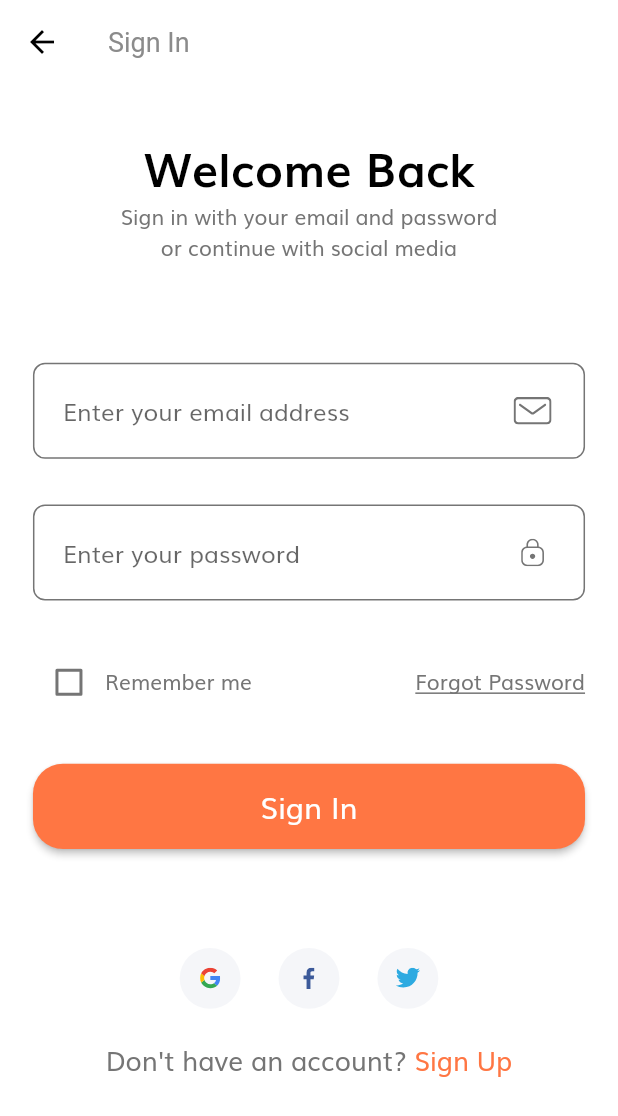
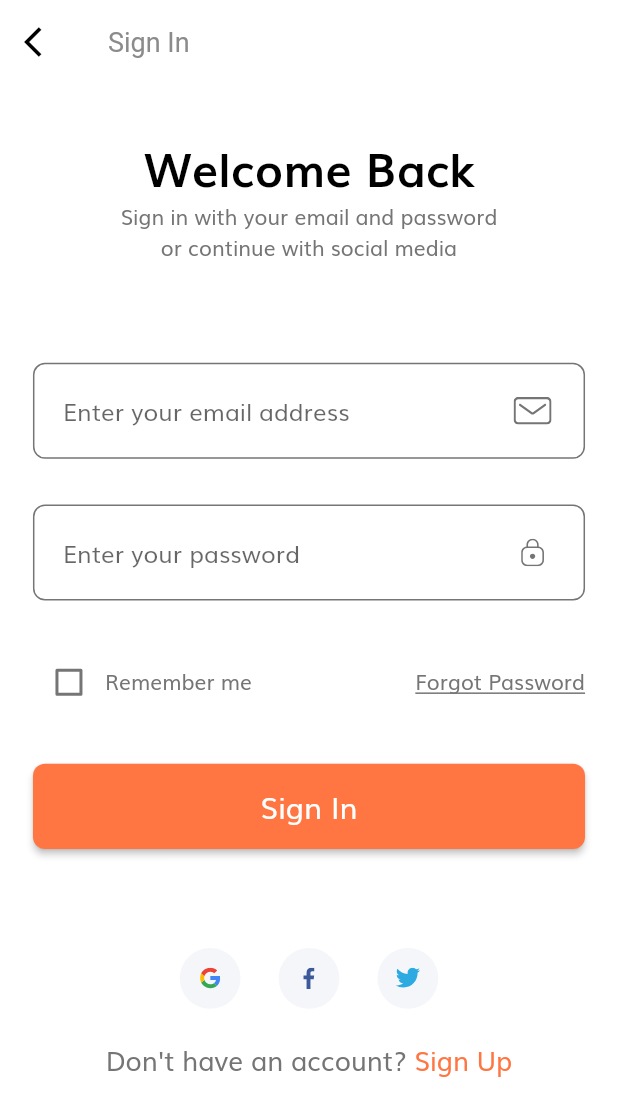
Before and after one commit to frankdavid-addae/ecommerce-ui, a Flutter app: the screen it shows after launch, after a tap on "Continue", on a phone screen of 412 x 824 dp. Shown: the top 1116 px of the screen. Run offline on Flutter 3.47's test engine with Material 2 defaults, Android fonts, the light colour scheme and no system bars; our stand-ins replace flutter_svg.

Commit message:
forgot password screen completed

```diff
--- a/lib/components/default_button.dart
+++ b/lib/components/default_button.dart
@@ -30,7 +30,7 @@ class DefaultButton extends StatelessWidget {
           backgroundColor: MaterialStateProperty.all(kPrimaryColor),
           shape: MaterialStateProperty.all(
             RoundedRectangleBorder(
-              borderRadius: BorderRadius.circular(20.0),
+              borderRadius: BorderRadius.circular(8.0),
             ),
           ),
         ),
--- /dev/null
+++ b/lib/components/no_account_text.dart
@@ -0,0 +1,37 @@
+import 'package:ecommerce_ui/constants.dart';
+// import 'package:ecommerce_ui/screens/forgot_password/forgot_password_screen.dart';
+import 'package:ecommerce_ui/size_config.dart';
+import 'package:flutter/material.dart';
+
+class NoAccountText extends StatelessWidget {
+  const NoAccountText({
+    Key? key,
+  }) : super(key: key);
+
+  @override
+  Widget build(BuildContext context) {
+    return GestureDetector(
+      onTap: () {
+        // Navigator.popAndPushNamed(context, ForgotPasswordScreen.routeName);
+      },
+      child: Row(
+        mainAxisAlignment: MainAxisAlignment.center,
+        children: [
+          Text(
+            'Don\'t have an account? ',
+            style: TextStyle(
+              fontSize: getProportionateScreenWidth(16.0),
+            ),
+          ),
+          Text(
+            'Sign Up',
+            style: TextStyle(
+              color: kPrimaryColor,
+              fontSize: getProportionateScreenWidth(16.0),
+            ),
+          ),
+        ],
+      ),
+    );
+  }
+}
--- a/lib/routes.dart
+++ b/lib/routes.dart
@@ -1,6 +1,7 @@
 // ignore_for_file: prefer_const_constructors
 
 import 'package:ecommerce_ui/screens/auth/signin/signin_screen.dart';
+import 'package:ecommerce_ui/screens/forgot_password/forgot_password_screen.dart';
 import 'package:ecommerce_ui/screens/splash/splash_screen.dart';
 import 'package:flutter/widgets.dart';
 
@@ -9,4 +10,5 @@ import 'package:flutter/widgets.dart';
 final Map<String, WidgetBuilder> routes = {
   SplashScreen.routeName: (context) => SplashScreen(),
   SignInScreen.routeName: (context) => SignInScreen(),
+  ForgotPasswordScreen.routeName: (context) => ForgotPasswordScreen(),
 };
--- a/lib/screens/auth/signin/components/body.dart
+++ b/lib/screens/auth/signin/components/body.dart
@@ -1,5 +1,6 @@
 // ignore_for_file: prefer_const_constructors
 
+import 'package:ecommerce_ui/components/no_account_text.dart';
 import 'package:ecommerce_ui/components/social_card.dart';
 import 'package:ecommerce_ui/constants.dart';
 import 'package:ecommerce_ui/screens/auth/signin/components/signin_form.dart';
@@ -55,24 +56,7 @@ class SignInScreenBody extends StatelessWidget {
                   ],
                 ),
                 SizedBox(height: getProportionateScreenHeight(20.0)),
-                Row(
-                  mainAxisAlignment: MainAxisAlignment.center,
-                  children: [
-                    Text(
-                      'Don\'t have an account? ',
-                      style: TextStyle(
-                        fontSize: getProportionateScreenWidth(16.0),
-                      ),
-                    ),
-                    Text(
-                      'Sign Up',
-                      style: TextStyle(
-                        color: kPrimaryColor,
-                        fontSize: getProportionateScreenWidth(16.0),
-                      ),
-                    ),
-                  ],
-                ),
+                NoAccountText(),
               ],
             ),
           ),
--- a/lib/screens/auth/signin/components/signin_form.dart
+++ b/lib/screens/auth/signin/components/signin_form.dart
@@ -4,6 +4,7 @@ import 'package:ecommerce_ui/components/custom_suffix_icon.dart';
 import 'package:ecommerce_ui/components/default_button.dart';
 import 'package:ecommerce_ui/components/form_error.dart';
 import 'package:ecommerce_ui/constants.dart';
+import 'package:ecommerce_ui/screens/forgot_password/forgot_password_screen.dart';
 import 'package:ecommerce_ui/size_config.dart';
 import 'package:flutter/material.dart';
 
@@ -44,9 +45,14 @@ class _SignInFormState extends State<SignInForm> {
               ),
               Text('Remember me'),
               Spacer(),
-              Text(
-                'Forgot Password',
-                style: TextStyle(decoration: TextDecoration.underline),
+              GestureDetector(
+                onTap: () {
+                  Navigator.pushNamed(context, ForgotPasswordScreen.routeName);
+                },
+                child: Text(
+                  'Forgot Password',
+                  style: TextStyle(decoration: TextDecoration.underline),
+                ),
               ),
             ],
           ),
--- a/lib/screens/auth/signin/signin_screen.dart
+++ b/lib/screens/auth/signin/signin_screen.dart
@@ -11,6 +11,12 @@ class SignInScreen extends StatelessWidget {
   Widget build(BuildContext context) {
     return Scaffold(
       appBar: AppBar(
+        leading: IconButton(
+          onPressed: () {
+            Navigator.pop(context);
+          },
+          icon: Icon(Icons.arrow_back_ios),
+        ),
         title: Text('Sign In'),
       ),
       body: SignInScreenBody(),
```
Also changed, not shown: lib/screens/forgot_password/components/body.dart (added, +117 -0 lines), lib/screens/forgot_password/forgot_password_screen.dart (+15 -1 lines).
